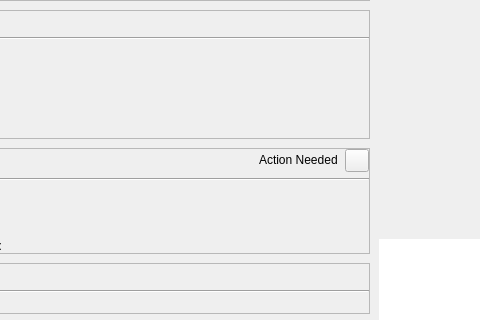
Above: src/qt/forms/overviewpage.ui from gridcoin-community/Gridcoin-Research before the change; both pictures show x 100 to 580 and y 195 to 515 of the 948 by 635 pixel window. Below: the same form after it.
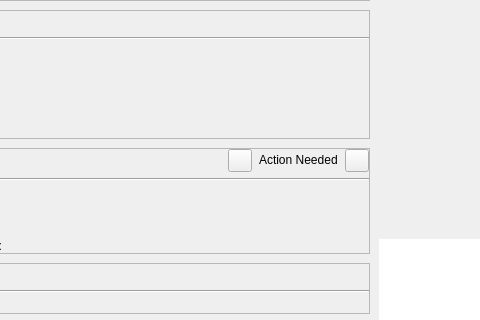
That is the form after the change. Custom widgets are drawn as their Qt base class.

Patch:
```diff
--- a/src/qt/forms/overviewpage.ui
+++ b/src/qt/forms/overviewpage.ui
@@ -747,6 +747,16 @@
                   </property>
                  </spacer>
                 </item>
+                <item>
+                 <widget class="QToolButton" name="mrcRequestToolButton">
+                  <property name="toolTip">
+                   <string>Open the Manual Reward Claim (MRC) request page</string>
+                  </property>
+                  <property name="text">
+                   <string/>
+                  </property>
+                 </widget>
+                </item>
                 <item alignment="Qt::AlignVCenter">
                  <widget class="QLabel" name="researcherAlertLabel">
                   <property name="text">
```
